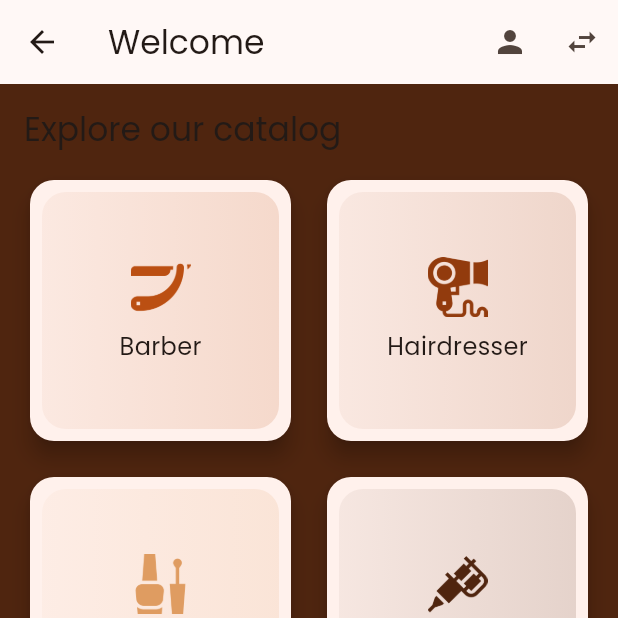
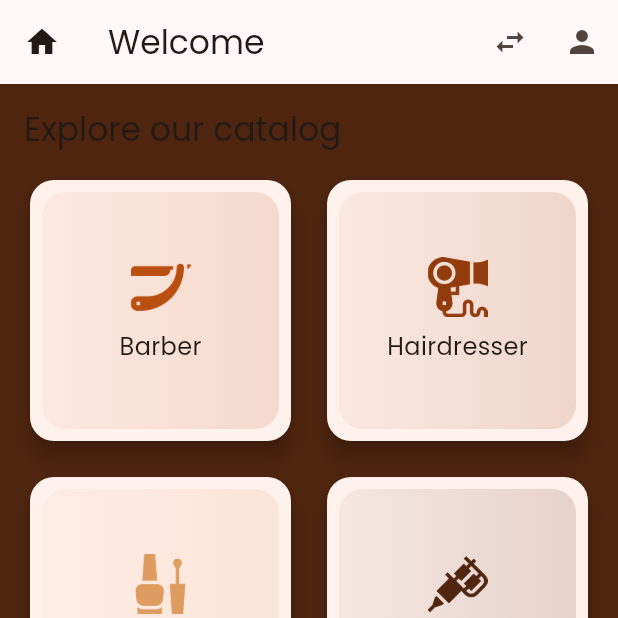
Before and after one commit to tepokato/vogue_vault, a Flutter app: the WelcomePage screen opened directly, on a phone screen of 412 x 824 dp, the top half of it. Run offline on Flutter 3.47's test engine with Material 3 defaults, Android fonts, the phone set to English and light mode, and no system bars; our stand-ins replace hive_flutter, image_picker; missing offline and left inert: cryptography, file_selector; accounts and stored records are empty.

Commit message:
Add shared AppScaffold with persistent navigation

```diff
--- a/lib/l10n/app_en.arb
+++ b/lib/l10n/app_en.arb
@@ -2,6 +2,7 @@
   "@@locale": "en",
   "appTitle": "Vogue Vault",
   "appointmentsTitle": "Appointments",
+  "homeTooltip": "Home",
   "profileTooltip": "Profile",
   "switchRoleTooltip": "Switch Role",
   "usersTooltip": "Users",
--- a/lib/l10n/app_es.arb
+++ b/lib/l10n/app_es.arb
@@ -2,6 +2,7 @@
   "@@locale": "es",
   "appTitle": "Bóveda de la Moda",
   "appointmentsTitle": "Citas",
+  "homeTooltip": "Inicio",
   "profileTooltip": "Perfil",
   "switchRoleTooltip": "Cambiar rol",
   "usersTooltip": "Usuarios",
--- a/lib/l10n/app_localizations.dart
+++ b/lib/l10n/app_localizations.dart
@@ -106,6 +106,12 @@ abstract class AppLocalizations {
   /// In en, this message translates to:
   /// **'Appointments'**
   String get appointmentsTitle;
+
+  /// No description provided for @homeTooltip.
+  ///
+  /// In en, this message translates to:
+  /// **'Home'**
+  String get homeTooltip;
 
   /// No description provided for @profileTooltip.
   ///
--- a/lib/l10n/app_localizations_en.dart
+++ b/lib/l10n/app_localizations_en.dart
@@ -13,6 +13,9 @@ class AppLocalizationsEn extends AppLocalizations {
 
   @override
   String get appointmentsTitle => 'Appointments';
+
+  @override
+  String get homeTooltip => 'Home';
 
   @override
   String get profileTooltip => 'Profile';
--- a/lib/l10n/app_localizations_es.dart
+++ b/lib/l10n/app_localizations_es.dart
@@ -13,6 +13,9 @@ class AppLocalizationsEs extends AppLocalizations {
 
   @override
   String get appointmentsTitle => 'Citas';
+
+  @override
+  String get homeTooltip => 'Inicio';
 
   @override
   String get profileTooltip => 'Perfil';
--- a/lib/screens/welcome_page.dart
+++ b/lib/screens/welcome_page.dart
@@ -5,9 +5,9 @@ import 'package:vogue_vault/l10n/app_localizations.dart';
 import '../models/service_type.dart';
 import '../utils/service_type_utils.dart';
 import '../services/role_provider.dart';
+import '../widgets/app_scaffold.dart';
 import 'appointments_page.dart';
 import 'provider_selection_page.dart';
-import 'profile_page.dart';
 import 'role_selection_page.dart';
 
 class WelcomePage extends StatelessWidget {
@@ -15,22 +15,9 @@ class WelcomePage extends StatelessWidget {
 
   @override
   Widget build(BuildContext context) {
-    return Scaffold(
-      appBar: AppBar(
-        title: Text(AppLocalizations.of(context)!.welcomeTitle),
+    return AppScaffold(
+      title: AppLocalizations.of(context)!.welcomeTitle,
       actions: [
-          IconButton(
-            icon: const Icon(Icons.person),
-            tooltip: AppLocalizations.of(context)!.profileTooltip,
-            onPressed: () {
-              Navigator.push(
-                context,
-                MaterialPageRoute(
-                  builder: (_) => const ProfilePage(),
-                ),
-              );
-            },
-          ),
         IconButton(
           icon: const Icon(Icons.swap_horiz),
           tooltip: AppLocalizations.of(context)!.switchRoleTooltip,
@@ -46,7 +33,6 @@ class WelcomePage extends StatelessWidget {
           },
         ),
       ],
-      ),
       body: Padding(
         padding: const EdgeInsets.all(16.0),
         child: Column(
--- /dev/null
+++ b/lib/widgets/app_scaffold.dart
@@ -0,0 +1,75 @@
+import 'package:flutter/material.dart';
+import '../l10n/app_localizations.dart';
+import '../screens/profile_page.dart';
+import '../screens/welcome_page.dart';
+
+/// A reusable scaffold with a fixed top navigation bar containing
+/// common actions across the app.
+class AppScaffold extends StatelessWidget {
+  /// The primary content of the page.
+  final Widget body;
+
+  /// Optional title displayed in the [AppBar].
+  final String? title;
+
+  /// Additional actions to display in the [AppBar]. These will appear
+  /// before the profile button.
+  final List<Widget> actions;
+
+  /// Optional floating action button for the scaffold.
+  final Widget? floatingActionButton;
+
+  /// Whether to show the profile button. Defaults to true but can be
+  /// disabled on pages like [ProfilePage] itself.
+  final bool showProfileButton;
+
+  const AppScaffold({
+    super.key,
+    required this.body,
+    this.title,
+    this.actions = const [],
+    this.floatingActionButton,
+    this.showProfileButton = true,
+  });
+
+  void _navigateHome(BuildContext context) {
+    Navigator.pushAndRemoveUntil(
+      context,
+      MaterialPageRoute(builder: (_) => const WelcomePage()),
+      (route) => false,
+    );
+  }
+
+  void _navigateProfile(BuildContext context) {
+    Navigator.push(
+      context,
+      MaterialPageRoute(builder: (_) => const ProfilePage()),
+    );
+  }
+
+  @override
+  Widget build(BuildContext context) {
+    final loc = AppLocalizations.of(context)!;
+    return Scaffold(
+      appBar: AppBar(
+        title: title != null ? Text(title!) : null,
+        leading: IconButton(
+          icon: const Icon(Icons.home),
+          tooltip: loc.homeTooltip,
+          onPressed: () => _navigateHome(context),
+        ),
+        actions: [
+          ...actions,
+          if (showProfileButton)
+            IconButton(
+              icon: const Icon(Icons.person),
+              tooltip: loc.profileTooltip,
+              onPressed: () => _navigateProfile(context),
+            ),
+        ],
+      ),
+      body: body,
+      floatingActionButton: floatingActionButton,
+    );
+  }
+}
```
Also changed, not shown: lib/screens/appointments_page.dart (+3 -15 lines), lib/screens/profile_page.dart (+4 -4 lines), 2 other files. Lines whose indentation alone changed are shown as unchanged.
